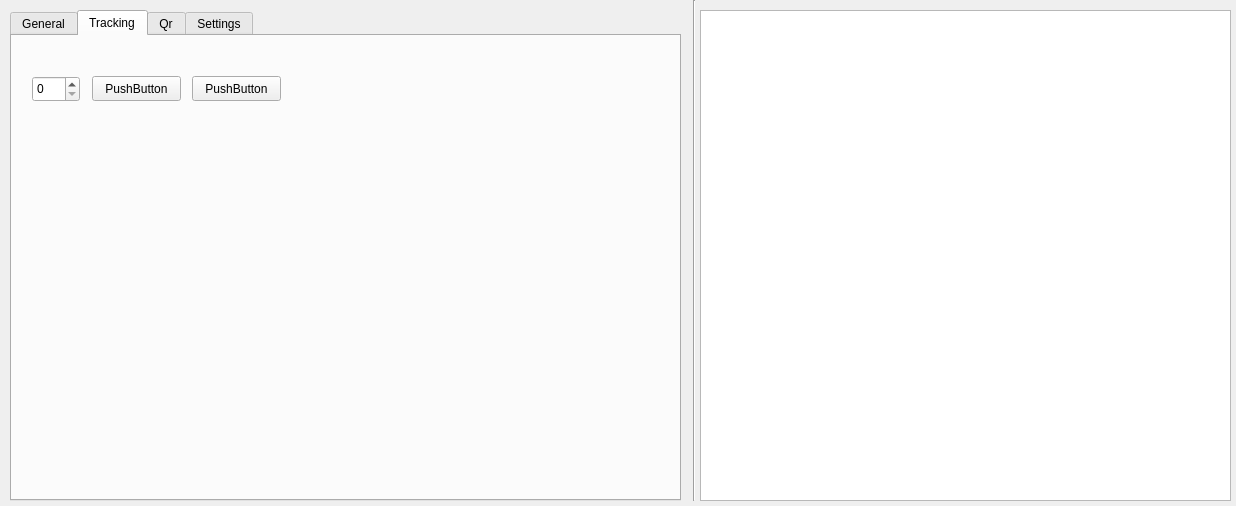
First picture: the form in template_gui_package/include/template_gui_package/savasan_gui.ui, repository Anatolia-Aero-Design/savasan, before the edit.
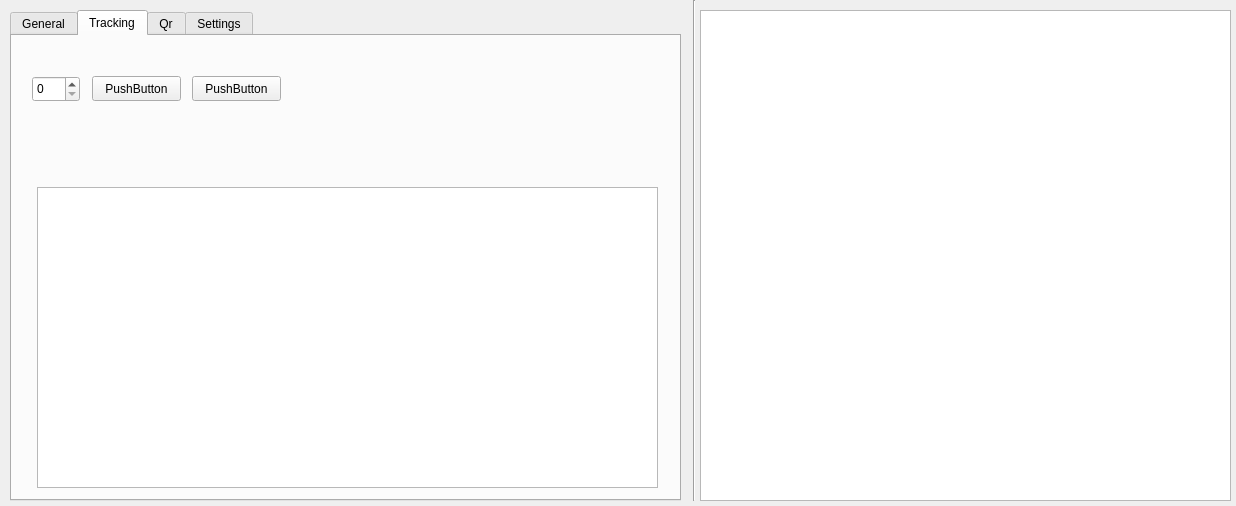
Second picture: the form after the edit. The open tabs and pages were chosen to show the change.

```diff
--- a/template_gui_package/include/template_gui_package/savasan_gui.ui
+++ b/template_gui_package/include/template_gui_package/savasan_gui.ui
@@ -129,6 +129,16 @@
       <string>PushButton</string>
      </property>
     </widget>
+    <widget class="QTextBrowser" name="tracker_logger">
+     <property name="geometry">
+      <rect>
+       <x>25</x>
+       <y>151</y>
+       <width>621</width>
+       <height>301</height>
+      </rect>
+     </property>
+    </widget>
    </widget>
    <widget class="QWidget" name="Qr">
     <property name="accessibleName">
```
Left out of the diff: 2 changed lines with no effect on the pictures.
